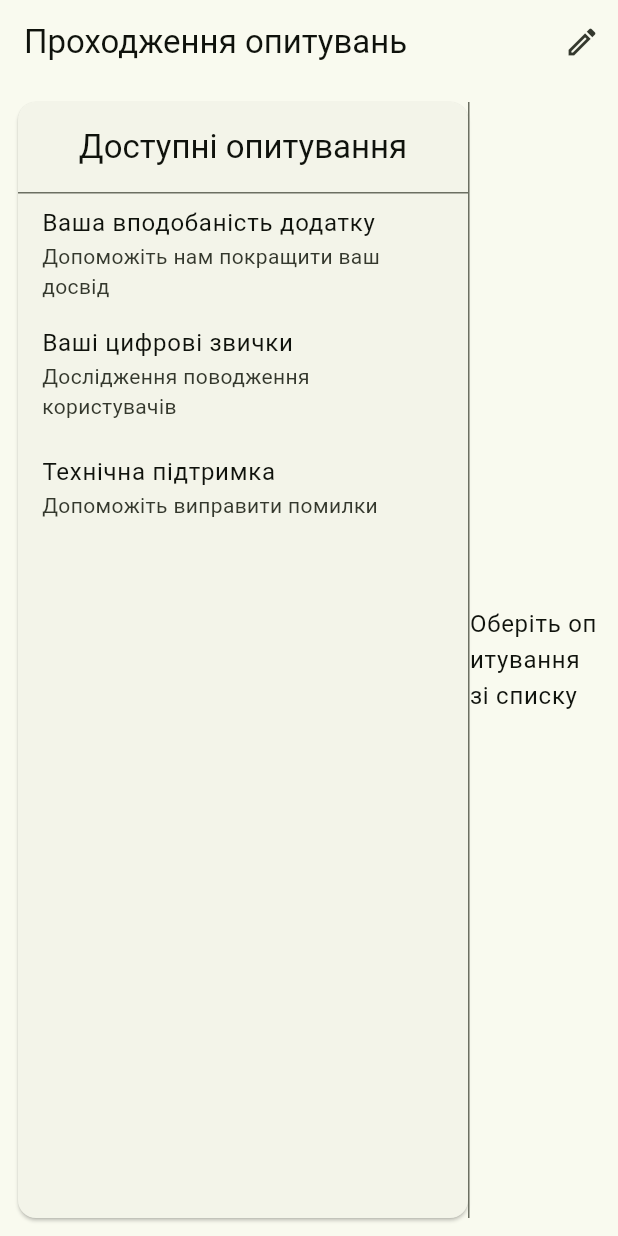
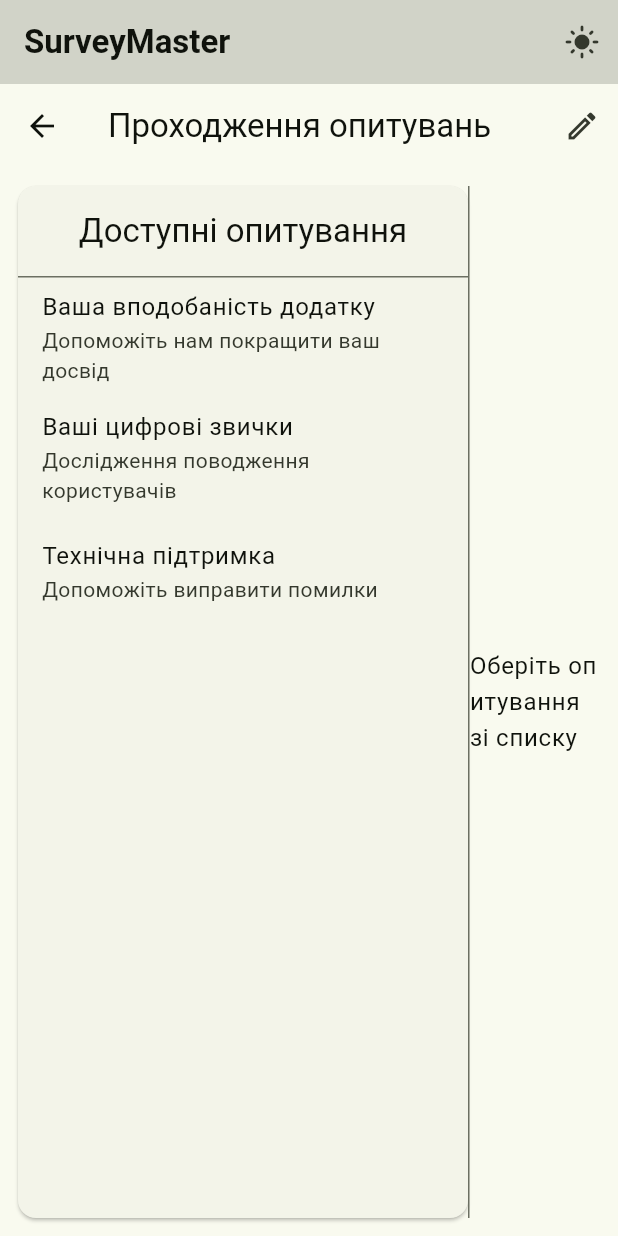
Before and after one commit to stanislavvasiliev/survey_master, a Flutter app: the screen it shows after launch, on a phone screen of 412 x 824 dp. Run offline on Flutter 3.47's test engine with Material 3 defaults, Android fonts, the phone set to English and light mode, and no system bars; our stand-ins replace flutter_riverpod.

Commit message:
Closes #1 Створення віджету для перемикача та винесення його в загальній appBar

```diff
--- a/lib/main.dart
+++ b/lib/main.dart
@@ -1,28 +1,58 @@
 import 'package:flutter/material.dart';
 import 'package:flutter_riverpod/flutter_riverpod.dart';
+import 'package:survey_master/survey/view/widgets/theme_switcher.dart';
 import 'survey/view/editor_screen.dart';
 import 'survey/view/survey_screen.dart';
+import 'survey/view_model/theme_provider.dart';
 import 'theme.dart';
 
 void main() {
   runApp(ProviderScope(child: MyApp()));
 }
 
-class MyApp extends StatelessWidget {
+class MyApp extends ConsumerWidget {
   @override
-  Widget build(BuildContext context) {
+  Widget build(BuildContext context, WidgetRef ref) {
+    final themeMode = ref.watch(themeProvider);
     const materialTheme = MaterialTheme(TextTheme());
+
     return MaterialApp(
-        debugShowCheckedModeBanner: false,
-        title: 'SurveyMaster',
-        theme: materialTheme.lightMediumContrast(),
-        darkTheme: materialTheme.darkMediumContrast(),
-        themeMode:  ThemeMode.system,
-      initialRoute: '/surveys',
-      routes: {
-        '/surveys': (context) => SurveyScreen(),
-        '/editor': (context) => EditorScreen(),
-      }
+      debugShowCheckedModeBanner: false,
+      title: 'SurveyMaster',
+      theme: materialTheme.lightMediumContrast(),
+      darkTheme: materialTheme.darkMediumContrast(),
+      themeMode: themeMode,
+      home: MainScreen(), // Главный экран с глобальным AppBar
     );
   }
 }
+
+class MainScreen extends ConsumerWidget {
+  @override
+  Widget build(BuildContext context, WidgetRef ref) {
+
+
+    return Scaffold(
+      appBar: AppBar(
+        title: Text('SurveyMaster', style: TextStyle(fontWeight: FontWeight.bold)),
+        backgroundColor: Theme.of(context).colorScheme.surfaceContainerHighest ,
+        actions: [
+          ThemeSwitcher()
+        ],
+      ),
+      body: Navigator(
+        initialRoute: '/surveys',
+        onGenerateRoute: (settings) {
+          switch (settings.name) {
+            case '/surveys':
+              return MaterialPageRoute(builder: (_) => SurveyScreen());
+            case '/editor':
+              return MaterialPageRoute(builder: (_) => EditorScreen());
+            default:
+              return MaterialPageRoute(builder: (_) => SurveyScreen());
+          }
+        },
+      ),
+    );
+  }
+}
--- a/lib/survey/view/editor_screen.dart
+++ b/lib/survey/view/editor_screen.dart
@@ -20,6 +20,7 @@
       appBar: AppBar(
         title: const Text('Редактор опитувань'),
         actions: [
+
           IconButton(
             icon: const Icon(Icons.save_outlined),
             onPressed: () => ScaffoldMessenger.of(context).showSnackBar(
--- a/lib/survey/view/survey_screen.dart
+++ b/lib/survey/view/survey_screen.dart
@@ -2,7 +2,6 @@
 import 'package:flutter_riverpod/flutter_riverpod.dart';
 import '../view_model/survey_provider.dart';
 import '../view/widgets/survey_list_widget.dart';
-
 class SurveyScreen extends ConsumerWidget {
   @override
   Widget build(BuildContext context, WidgetRef ref) {
@@ -13,6 +12,7 @@
         title: const Text('Проходження опитувань'),
         actions: [
           IconButton(
+
             icon: const Icon(Icons.edit_outlined),
             onPressed: () => Navigator.pushNamed(context, '/editor'),
             tooltip: 'Редагувати опитування',
--- /dev/null
+++ b/lib/survey/view/widgets/theme_switcher.dart
@@ -0,0 +1,18 @@
+import 'package:flutter/material.dart';
+import 'package:flutter_riverpod/flutter_riverpod.dart';
+import '../../view_model/theme_provider.dart';
+
+class ThemeSwitcher extends ConsumerWidget {
+  @override
+  Widget build(BuildContext context, WidgetRef ref) {
+    final themeMode = ref.watch(themeProvider);
+    final isDarkMode = themeMode == ThemeMode.dark;
+
+    return IconButton(
+      icon: Icon(isDarkMode ? Icons.dark_mode : Icons.light_mode),
+      onPressed: () {
+        ref.read(themeProvider.notifier).toggleTheme();
+      },
+    );
+  }
+}
--- /dev/null
+++ b/lib/survey/view_model/theme_provider.dart
@@ -0,0 +1,14 @@
+import 'package:flutter/material.dart';
+import 'package:flutter_riverpod/flutter_riverpod.dart';
+
+final themeProvider = StateNotifierProvider<ThemeNotifier, ThemeMode>(
+      (ref) => ThemeNotifier(),
+);
+
+class ThemeNotifier extends StateNotifier<ThemeMode> {
+  ThemeNotifier() : super(ThemeMode.system);
+
+  void toggleTheme() {
+    state = (state == ThemeMode.light) ? ThemeMode.dark : ThemeMode.light;
+  }
+}
```
